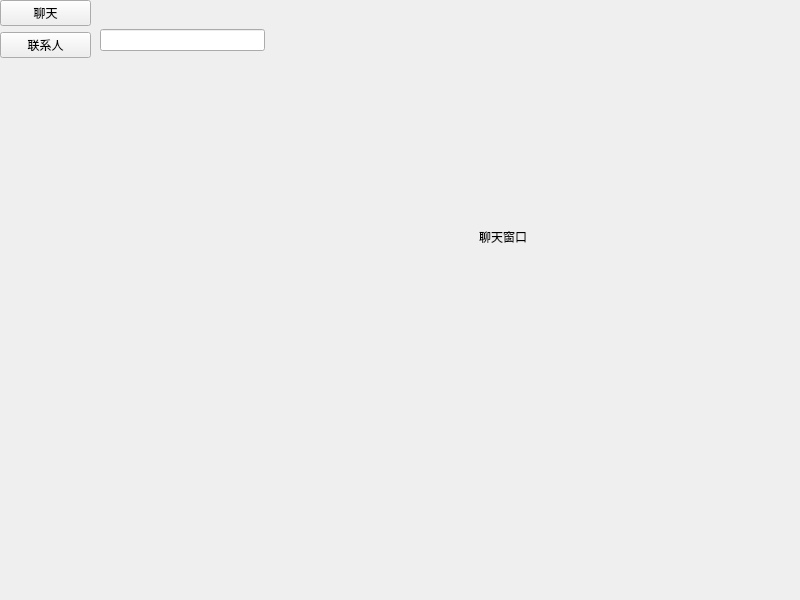
Before: the Qt Designer form chatwidget.ui in tkship/ChatProject-Client, drawn with Qt 5.
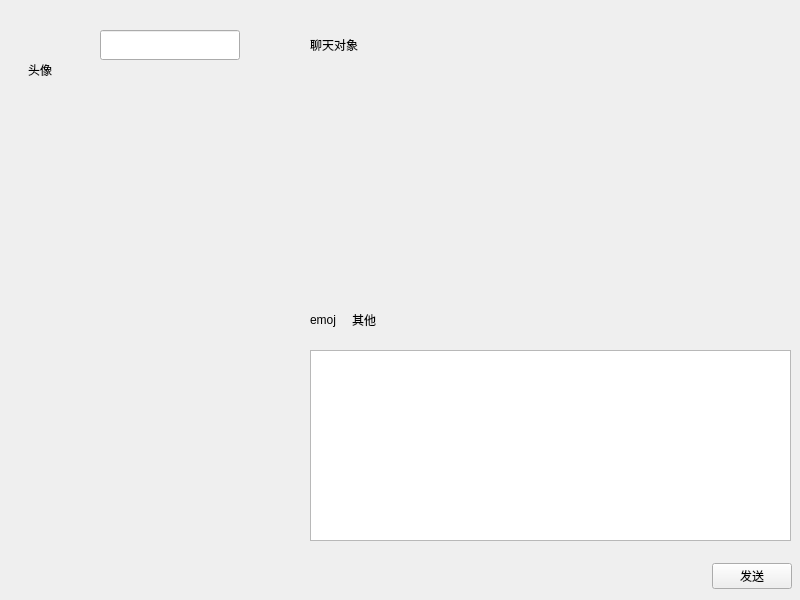
After: the same form once the commit is applied. Custom widgets are drawn as their Qt base class.

Commit message: 聊天界面编写

Patch:
```diff
--- a/chatwidget.ui
+++ b/chatwidget.ui
@@ -10,6 +10,12 @@
     <height>600</height>
    </rect>
   </property>
+  <property name="sizePolicy">
+   <sizepolicy hsizetype="Expanding" vsizetype="Expanding">
+    <horstretch>0</horstretch>
+    <verstretch>0</verstretch>
+   </sizepolicy>
+  </property>
   <property name="windowTitle">
    <string>Form</string>
   </property>
@@ -17,60 +23,282 @@
    <property name="geometry">
     <rect>
      <x>0</x>
-     <y>-20</y>
-     <width>101</width>
-     <height>621</height>
+     <y>0</y>
+     <width>80</width>
+     <height>601</height>
     </rect>
    </property>
-   <widget class="QWidget" name="verticalLayoutWidget">
-    <property name="geometry">
-     <rect>
-      <x>0</x>
-      <y>20</y>
-      <width>91</width>
-      <height>601</height>
-     </rect>
-    </property>
-    <layout class="QVBoxLayout" name="verticalLayout_3">
-     <item>
-      <widget class="QPushButton" name="pushButton">
-       <property name="text">
-        <string>聊天</string>
+   <property name="sizePolicy">
+    <sizepolicy hsizetype="Fixed" vsizetype="Expanding">
+     <horstretch>0</horstretch>
+     <verstretch>0</verstretch>
+    </sizepolicy>
+   </property>
+   <property name="minimumSize">
+    <size>
+     <width>80</width>
+     <height>0</height>
+    </size>
+   </property>
+   <property name="maximumSize">
+    <size>
+     <width>80</width>
+     <height>16777215</height>
+    </size>
+   </property>
+   <layout class="QVBoxLayout" name="verticalLayout_2">
+    <item>
+     <widget class="QWidget" name="ProfileIconWidget" native="true">
+      <layout class="QHBoxLayout" name="horizontalLayout_6">
+       <property name="spacing">
+        <number>0</number>
        </property>
-      </widget>
-     </item>
-     <item>
-      <widget class="QPushButton" name="pushButton_2">
-       <property name="text">
-        <string>联系人</string>
+       <property name="leftMargin">
+        <number>0</number>
        </property>
-      </widget>
-     </item>
-     <item>
-      <spacer name="verticalSpacer">
-       <property name="orientation">
-        <enum>Qt::Vertical</enum>
+       <property name="topMargin">
+        <number>40</number>
        </property>
-       <property name="sizeHint" stdset="0">
-        <size>
-         <width>20</width>
-         <height>40</height>
-        </size>
+       <property name="rightMargin">
+        <number>0</number>
        </property>
-      </spacer>
-     </item>
-    </layout>
-   </widget>
+       <property name="bottomMargin">
+        <number>0</number>
+       </property>
+       <item>
+        <spacer name="horizontalSpacer_6">
+         <property name="orientation">
+          <enum>Qt::Horizontal</enum>
+         </property>
+         <property name="sizeHint" stdset="0">
+          <size>
+           <width>40</width>
+           <height>20</height>
+          </size>
+         </property>
+        </spacer>
+       </item>
+       <item>
+        <widget class="QLabel" name="ProfileIcon">
+         <property name="enabled">
+          <bool>true</bool>
+         </property>
+         <property name="sizePolicy">
+          <sizepolicy hsizetype="Preferred" vsizetype="Preferred">
+           <horstretch>0</horstretch>
+           <verstretch>0</verstretch>
+          </sizepolicy>
+         </property>
+         <property name="minimumSize">
+          <size>
+           <width>60</width>
+           <height>60</height>
+          </size>
+         </property>
+         <property name="maximumSize">
+          <size>
+           <width>60</width>
+           <height>60</height>
+          </size>
+         </property>
+         <property name="text">
+          <string>头像</string>
+         </property>
+         <property name="alignment">
+          <set>Qt::AlignCenter</set>
+         </property>
+        </widget>
+       </item>
+       <item>
+        <spacer name="horizontalSpacer_5">
+         <property name="orientation">
+          <enum>Qt::Horizontal</enum>
+         </property>
+         <property name="sizeHint" stdset="0">
+          <size>
+           <width>40</width>
+           <height>20</height>
+          </size>
+         </property>
+        </spacer>
+       </item>
+      </layout>
+     </widget>
+    </item>
+    <item>
+     <widget class="QWidget" name="SwitchChatWidget" native="true">
+      <layout class="QHBoxLayout" name="horizontalLayout_4">
+       <property name="topMargin">
+        <number>20</number>
+       </property>
+       <item>
+        <spacer name="horizontalSpacer_3">
+         <property name="orientation">
+          <enum>Qt::Horizontal</enum>
+         </property>
+         <property name="sizeHint" stdset="0">
+          <size>
+           <width>40</width>
+           <height>20</height>
+          </size>
+         </property>
+        </spacer>
+       </item>
+       <item>
+        <widget class="ClickedButton" name="SwitchChatButton">
+         <property name="enabled">
+          <bool>true</bool>
+         </property>
+         <property name="sizePolicy">
+          <sizepolicy hsizetype="Minimum" vsizetype="Fixed">
+           <horstretch>0</horstretch>
+           <verstretch>0</verstretch>
+          </sizepolicy>
+         </property>
+         <property name="minimumSize">
+          <size>
+           <width>32</width>
+           <height>32</height>
+          </size>
+         </property>
+         <property name="maximumSize">
+          <size>
+           <width>32</width>
+           <height>32</height>
+          </size>
+         </property>
+         <property name="text">
+          <string/>
+         </property>
+         <property name="iconSize">
+          <size>
+           <width>32</width>
+           <height>32</height>
+          </size>
+         </property>
+         <property name="flat">
+          <bool>true</bool>
+         </property>
+        </widget>
+       </item>
+       <item>
+        <spacer name="horizontalSpacer_4">
+         <property name="orientation">
+          <enum>Qt::Horizontal</enum>
+         </property>
+         <property name="sizeHint" stdset="0">
+          <size>
+           <width>40</width>
+           <height>20</height>
+          </size>
+         </property>
+        </spacer>
+       </item>
+      </layout>
+     </widget>
+    </item>
+    <item>
+     <widget class="QWidget" name="SwitchContactWidget" native="true">
+      <layout class="QHBoxLayout" name="horizontalLayout_3">
+       <property name="topMargin">
+        <number>20</number>
+       </property>
+       <item>
+        <spacer name="horizontalSpacer">
+         <property name="orientation">
+          <enum>Qt::Horizontal</enum>
+         </property>
+         <property name="sizeHint" stdset="0">
+          <size>
+           <width>40</width>
+           <height>20</height>
+          </size>
+         </property>
+        </spacer>
+       </item>
+       <item>
+        <widget class="ClickedButton" name="SwitchContactButton">
+         <property name="enabled">
+          <bool>true</bool>
+         </property>
+         <property name="sizePolicy">
+          <sizepolicy hsizetype="Minimum" vsizetype="Fixed">
+           <horstretch>0</horstretch>
+           <verstretch>0</verstretch>
+          </sizepolicy>
+         </property>
+         <property name="minimumSize">
+          <size>
+           <width>32</width>
+           <height>32</height>
+          </size>
+         </property>
+         <property name="maximumSize">
+          <size>
+           <width>32</width>
+           <height>32</height>
+          </size>
+         </property>
+         <property name="text">
+          <string/>
+         </property>
+         <property name="iconSize">
+          <size>
+           <width>32</width>
+           <height>32</height>
+          </size>
+         </property>
+         <property name="flat">
+          <bool>true</bool>
+         </property>
+        </widget>
+       </item>
+       <item>
+        <spacer name="horizontalSpacer_2">
+         <property name="orientation">
+          <enum>Qt::Horizontal</enum>
+         </property>
+         <property name="sizeHint" stdset="0">
+          <size>
+           <width>40</width>
+           <height>20</height>
+          </size>
+         </property>
+        </spacer>
+       </item>
+      </layout>
+     </widget>
+    </item>
+    <item>
+     <spacer name="verticalSpacer">
+      <property name="orientation">
+       <enum>Qt::Vertical</enum>
+      </property>
+      <property name="sizeHint" stdset="0">
+       <size>
+        <width>20</width>
+        <height>40</height>
+       </size>
+      </property>
+     </spacer>
+    </item>
+   </layout>
   </widget>
   <widget class="QStackedWidget" name="stackedWidget">
    <property name="geometry">
     <rect>
-     <x>100</x>
+     <x>80</x>
      <y>0</y>
-     <width>701</width>
+     <width>721</width>
      <height>601</height>
     </rect>
    </property>
+   <property name="sizePolicy">
+    <sizepolicy hsizetype="Expanding" vsizetype="Expanding">
+     <horstretch>0</horstretch>
+     <verstretch>0</verstretch>
+    </sizepolicy>
+   </property>
    <property name="currentIndex">
     <number>0</number>
    </property>
@@ -80,96 +308,370 @@
       <rect>
        <x>0</x>
        <y>0</y>
-       <width>211</width>
-       <height>81</height>
+       <width>220</width>
+       <height>90</height>
       </rect>
      </property>
-     <widget class="QWidget" name="horizontalLayoutWidget">
-      <property name="geometry">
-       <rect>
-        <x>0</x>
-        <y>0</y>
-        <width>211</width>
-        <height>80</height>
-       </rect>
+     <property name="sizePolicy">
+      <sizepolicy hsizetype="Fixed" vsizetype="Fixed">
+       <horstretch>0</horstretch>
+       <verstretch>0</verstretch>
+      </sizepolicy>
+     </property>
+     <property name="minimumSize">
+      <size>
+       <width>220</width>
+       <height>90</height>
+      </size>
+     </property>
+     <property name="maximumSize">
+      <size>
+       <width>220</width>
+       <height>90</height>
+      </size>
+     </property>
+     <layout class="QHBoxLayout" name="horizontalLayout">
+      <property name="spacing">
+       <number>0</number>
       </property>
-      <layout class="QHBoxLayout" name="horizontalLayout">
-       <item>
-        <widget class="SearchLineEdit" name="lineEdit"/>
-       </item>
-       <item>
-        <widget class="ClickedButton" name="AddButton">
-         <property name="sizePolicy">
-          <sizepolicy hsizetype="Minimum" vsizetype="Fixed">
-           <horstretch>0</horstretch>
-           <verstretch>0</verstretch>
-          </sizepolicy>
-         </property>
-         <property name="minimumSize">
-          <size>
-           <width>32</width>
-           <height>32</height>
-          </size>
-         </property>
-         <property name="styleSheet">
-          <string notr="true"/>
-         </property>
-         <property name="text">
-          <string/>
-         </property>
-         <property name="iconSize">
-          <size>
-           <width>32</width>
-           <height>32</height>
-          </size>
-         </property>
-         <property name="flat">
-          <bool>true</bool>
-         </property>
-        </widget>
-       </item>
-      </layout>
-     </widget>
+      <property name="leftMargin">
+       <number>20</number>
+      </property>
+      <property name="topMargin">
+       <number>0</number>
+      </property>
+      <property name="rightMargin">
+       <number>20</number>
+      </property>
+      <property name="bottomMargin">
+       <number>0</number>
+      </property>
+      <item>
+       <widget class="SearchLineEdit" name="SearchLine">
+        <property name="minimumSize">
+         <size>
+          <width>0</width>
+          <height>30</height>
+         </size>
+        </property>
+        <property name="maximumSize">
+         <size>
+          <width>16777215</width>
+          <height>30</height>
+         </size>
+        </property>
+       </widget>
+      </item>
+      <item>
+       <widget class="ClickedButton" name="AddButton">
+        <property name="sizePolicy">
+         <sizepolicy hsizetype="Minimum" vsizetype="Fixed">
+          <horstretch>0</horstretch>
+          <verstretch>0</verstretch>
+         </sizepolicy>
+        </property>
+        <property name="minimumSize">
+         <size>
+          <width>32</width>
+          <height>32</height>
+         </size>
+        </property>
+        <property name="styleSheet">
+         <string notr="true"/>
+        </property>
+        <property name="text">
+         <string/>
+        </property>
+        <property name="iconSize">
+         <size>
+          <width>32</width>
+          <height>32</height>
+         </size>
+        </property>
+        <property name="flat">
+         <bool>true</bool>
+        </property>
+       </widget>
+      </item>
+     </layout>
     </widget>
     <widget class="ChatListWidget" name="ChatList" native="true">
      <property name="geometry">
       <rect>
        <x>0</x>
        <y>80</y>
-       <width>211</width>
+       <width>220</width>
        <height>521</height>
       </rect>
      </property>
      <property name="sizePolicy">
-      <sizepolicy hsizetype="Preferred" vsizetype="Maximum">
+      <sizepolicy hsizetype="Fixed" vsizetype="Expanding">
        <horstretch>0</horstretch>
        <verstretch>0</verstretch>
       </sizepolicy>
      </property>
-    </widget>
-    <widget class="QWidget" name="widget_4" native="true">
-     <property name="geometry">
-      <rect>
-       <x>209</x>
-       <y>9</y>
-       <width>491</width>
-       <height>591</height>
-      </rect>
+     <property name="minimumSize">
+      <size>
+       <width>220</width>
+       <height>0</height>
+      </size>
      </property>
-     <widget class="QLabel" name="label_5">
+     <property name="maximumSize">
+      <size>
+       <width>220</width>
+       <height>16777215</height>
+      </size>
+     </property>
+     <widget class="QWidget" name="widget" native="true">
       <property name="geometry">
        <rect>
-        <x>170</x>
-        <y>220</y>
-        <width>72</width>
-        <height>15</height>
+        <x>-90</x>
+        <y>170</y>
+        <width>511</width>
+        <height>90</height>
        </rect>
       </property>
-      <property name="text">
-       <string>聊天窗口</string>
+      <property name="minimumSize">
+       <size>
+        <width>0</width>
+        <height>90</height>
+       </size>
+      </property>
+      <property name="maximumSize">
+       <size>
+        <width>16777215</width>
+        <height>90</height>
+       </size>
       </property>
      </widget>
     </widget>
+    <widget class="QWidget" name="InnerChatWidget" native="true">
+     <property name="geometry">
+      <rect>
+       <x>220</x>
+       <y>0</y>
+       <width>501</width>
+       <height>601</height>
+      </rect>
+     </property>
+     <property name="sizePolicy">
+      <sizepolicy hsizetype="Expanding" vsizetype="Expanding">
+       <horstretch>0</horstretch>
+       <verstretch>0</verstretch>
+      </sizepolicy>
+     </property>
+     <layout class="QVBoxLayout" name="verticalLayout">
+      <property name="spacing">
+       <number>0</number>
+      </property>
+      <property name="leftMargin">
+       <number>0</number>
+      </property>
+      <property name="topMargin">
+       <number>0</number>
+      </property>
+      <property name="rightMargin">
+       <number>0</number>
+      </property>
+      <property name="bottomMargin">
+       <number>0</number>
+      </property>
+      <item>
+       <widget class="QWidget" name="widget_3" native="true">
+        <property name="sizePolicy">
+         <sizepolicy hsizetype="Preferred" vsizetype="Fixed">
+          <horstretch>0</horstretch>
+          <verstretch>0</verstretch>
+         </sizepolicy>
+        </property>
+        <property name="minimumSize">
+         <size>
+          <width>0</width>
+          <height>90</height>
+         </size>
+        </property>
+        <property name="maximumSize">
+         <size>
+          <width>16777215</width>
+          <height>90</height>
+         </size>
+        </property>
+        <layout class="QHBoxLayout" name="horizontalLayout_2">
+         <property name="spacing">
+          <number>0</number>
+         </property>
+         <property name="leftMargin">
+          <number>10</number>
+         </property>
+         <property name="topMargin">
+          <number>0</number>
+         </property>
+         <property name="rightMargin">
+          <number>0</number>
+         </property>
+         <property name="bottomMargin">
+          <number>0</number>
+         </property>
+         <item>
+          <widget class="QLabel" name="label">
+           <property name="text">
+            <string>聊天对象</string>
+           </property>
+          </widget>
+         </item>
+         <item>
+          <spacer name="horizontalSpacer_7">
+           <property name="orientation">
+            <enum>Qt::Horizontal</enum>
+           </property>
+           <property name="sizeHint" stdset="0">
+            <size>
+             <width>40</width>
+             <height>20</height>
+            </size>
+           </property>
+          </spacer>
+         </item>
+        </layout>
+       </widget>
+      </item>
+      <item>
+       <widget class="QWidget" name="widget_2" native="true">
+        <property name="minimumSize">
+         <size>
+          <width>0</width>
+          <height>200</height>
+         </size>
+        </property>
+        <property name="maximumSize">
+         <size>
+          <width>16777215</width>
+          <height>200</height>
+         </size>
+        </property>
+       </widget>
+      </item>
+      <item>
+       <widget class="QWidget" name="widget_4" native="true">
+        <property name="minimumSize">
+         <size>
+          <width>0</width>
+          <height>60</height>
+         </size>
+        </property>
+        <property name="maximumSize">
+         <size>
+          <width>16777215</width>
+          <height>60</height>
+         </size>
+        </property>
+        <layout class="QHBoxLayout" name="horizontalLayout_5">
+         <property name="leftMargin">
+          <number>10</number>
+         </property>
+         <item>
+          <widget class="QLabel" name="label_2">
+           <property name="text">
+            <string>emoj</string>
+           </property>
+          </widget>
+         </item>
+         <item>
+          <spacer name="horizontalSpacer_9">
+           <property name="orientation">
+            <enum>Qt::Horizontal</enum>
+           </property>
+           <property name="sizeType">
+            <enum>QSizePolicy::Fixed</enum>
+           </property>
+           <property name="sizeHint" stdset="0">
+            <size>
+             <width>10</width>
+             <height>20</height>
+            </size>
+           </property>
+          </spacer>
+         </item>
+         <item>
+          <widget class="QLabel" name="label_3">
+           <property name="text">
+            <string>其他</string>
+           </property>
+          </widget>
+         </item>
+         <item>
+          <spacer name="horizontalSpacer_8">
+           <property name="orientation">
+            <enum>Qt::Horizontal</enum>
+           </property>
+           <property name="sizeHint" stdset="0">
+            <size>
+             <width>40</width>
+             <height>20</height>
+            </size>
+           </property>
+          </spacer>
+         </item>
+        </layout>
+       </widget>
+      </item>
+      <item>
+       <widget class="QWidget" name="widget_6" native="true">
+        <widget class="QTextEdit" name="textEdit">
+         <property name="geometry">
+          <rect>
+           <x>10</x>
+           <y>0</y>
+           <width>481</width>
+           <height>191</height>
+          </rect>
+         </property>
+        </widget>
+       </widget>
+      </item>
+      <item>
+       <widget class="QWidget" name="widget_5" native="true">
+        <property name="minimumSize">
+         <size>
+          <width>0</width>
+          <height>50</height>
+         </size>
+        </property>
+        <property name="maximumSize">
+         <size>
+          <width>16777215</width>
+          <height>50</height>
+         </size>
+        </property>
+        <layout class="QHBoxLayout" name="horizontalLayout_7">
+         <property name="leftMargin">
+          <number>10</number>
+         </property>
+         <item>
+          <spacer name="horizontalSpacer_10">
+           <property name="orientation">
+            <enum>Qt::Horizontal</enum>
+           </property>
+           <property name="sizeHint" stdset="0">
+            <size>
+             <width>393</width>
+             <height>20</height>
+            </size>
+           </property>
+          </spacer>
+         </item>
+         <item>
+          <widget class="QPushButton" name="pushButton">
+           <property name="text">
+            <string>发送</string>
+           </property>
+          </widget>
+         </item>
+        </layout>
+       </widget>
+      </item>
+     </layout>
+    </widget>
    </widget>
    <widget class="QWidget" name="page_2"/>
   </widget>
```
The commit also changes 6 other files.
